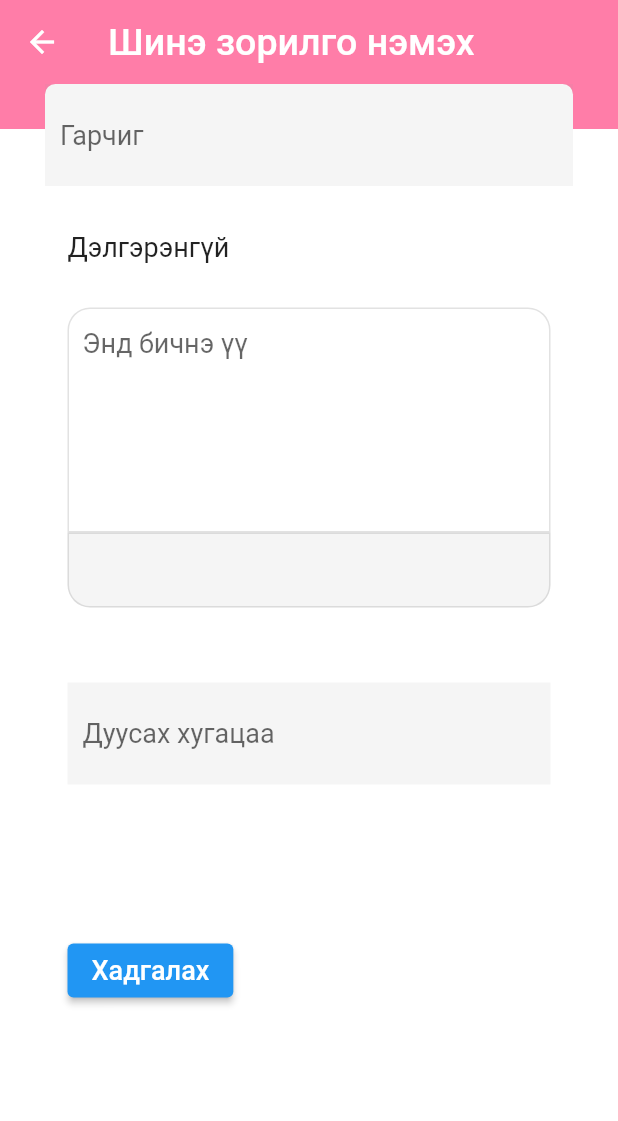
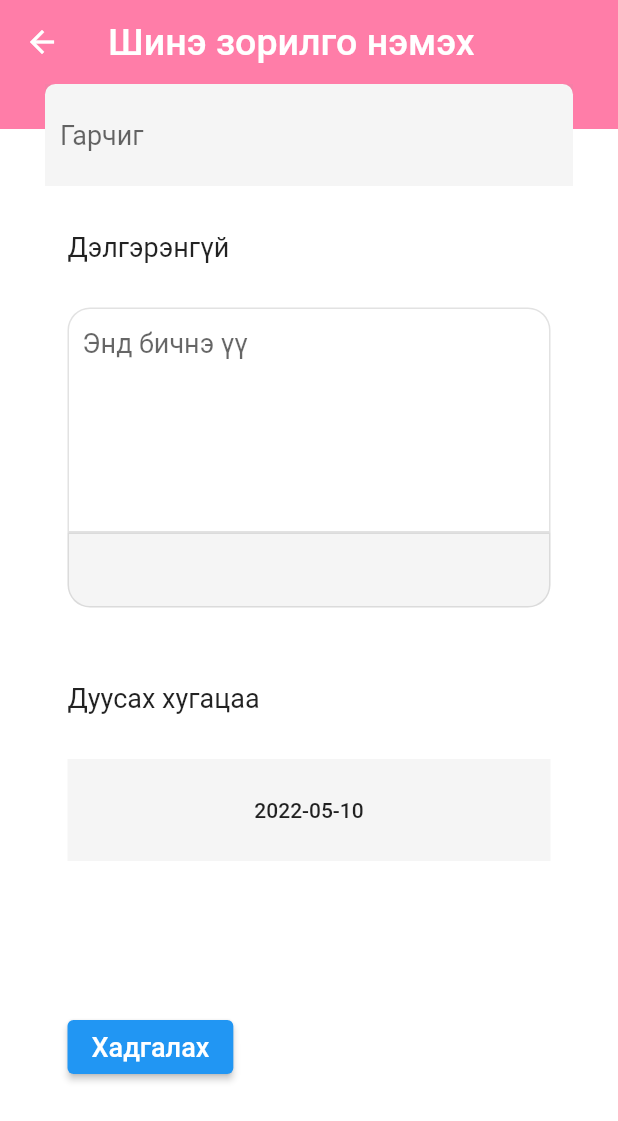
Before and after one commit to Slnngg/diplom, a Flutter app: the newTask screen opened directly, on a phone screen of 412 x 824 dp. Shown: the top 1121 px of the screen. Run offline on Flutter 3.47's test engine with Material 2 defaults, Android fonts, the phone set to English and light mode, and no system bars; our stand-ins replace cloud_firestore, firebase_auth, firebase_core, flutter_slidable, flutter_svg, sqflite and 1 more; accounts and stored records are empty.

Commit message:
date orsn

```diff
--- a/lib/main.dart
+++ b/lib/main.dart
@@ -28,7 +28,7 @@ class MyApp extends StatelessWidget {
       //home: Body(),
       initialRoute: "/",
       routes: {
-        '/': (context) => Body(),
+        '/': (context) => HomePage(),
         '/login': (context) => LogInPage(),
         '/signup': (context) => LogInPage(),
         '/landingpage': (context) => HomePage(),
--- a/lib/screens/Components/openNewTask.dart
+++ b/lib/screens/Components/openNewTask.dart
@@ -23,6 +23,9 @@ class newTask extends StatefulWidget {
 class _newTaskState extends State<newTask> {
   TextEditingController _titleController = TextEditingController();
   TextEditingController _descriptionController = TextEditingController();
+  DateTime date = DateTime(2022, 5, 4);
+  DateTime? newDate = DateTime.now();
+
   @override
   Widget build(BuildContext context) {
     return Scaffold(
@@ -143,15 +146,32 @@ class _newTaskState extends State<newTask> {
                           SizedBox(
                             height: 50,
                           ),
+                          Text(
+                            "Дуусах хугацаа",
+                            style: TextStyle(
+                              fontSize: 18,
+                            ),
+                          ),
+                          SizedBox(height: 30),
                           Container(
                             padding: const EdgeInsets.all(10),
                             color: Colors.grey.withOpacity(0.1),
-                            child: TextField(
-                              decoration: InputDecoration(
-                                hintText: "Дуусах хугацаа",
-                                border: InputBorder.none,
-                              ),
-                              style: TextStyle(fontSize: 18),
+                            child: MaterialButton(
+                              minWidth: double.infinity,
+                              onPressed: () async {
+                                newDate = await showDatePicker(
+                                  context: context,
+                                  initialDate: date,
+                                  firstDate: DateTime(2018),
+                                  lastDate: DateTime(2050),
+                                );
+                                if (newDate == null) return;
+
+                                print(newDate);
+                              },
+                              child: Text(
+                                  DateTime.now().toString().substring(0, 10)),
+                              // child: Text(newDate.now().toString()),
                             ),
                           ),
                           const SizedBox(
@@ -166,7 +186,7 @@ class _newTaskState extends State<newTask> {
 
                                 Todo newTodo =
                                     await DatabaseHelper.instance.insert(Todo(
-                                  //date: DateTime.parse(date),
+                                  date: newDate,
                                   description: description,
                                   title: title,
                                   done: false,
```
Also changed, not shown: lib/screens/Components/HomePage.dart (+20 -7 lines), lib/screens/Components/Menu.dart (added, +9 -0 lines).
